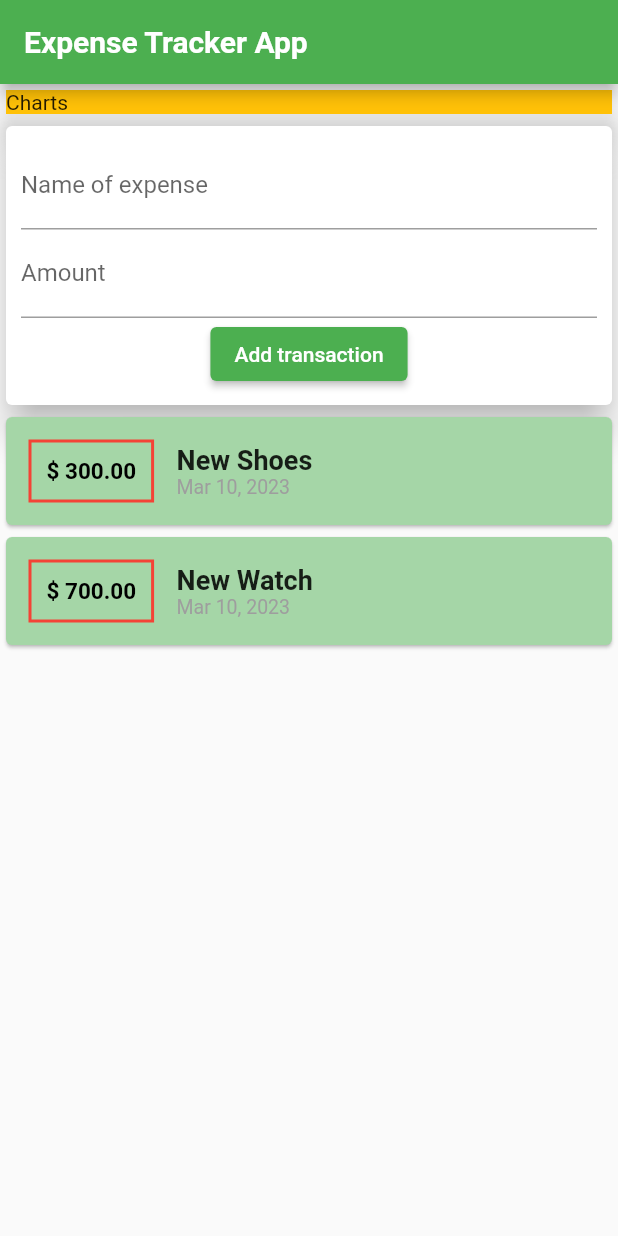
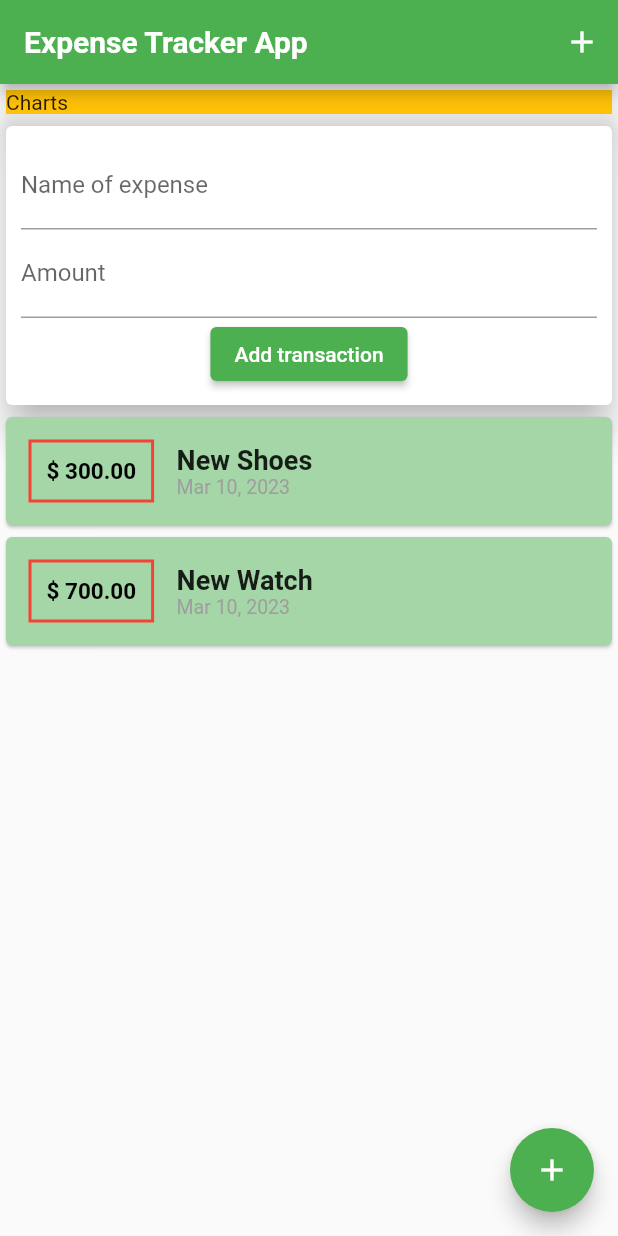
Before and after one commit to TRohit20/Flutter-Playground, a Flutter app: the screen it shows after launch, on a phone screen of 412 x 824 dp. Run offline on Flutter 3.47's test engine with Material 2 defaults, Android fonts, the light colour scheme and no system bars; our stand-ins replace firebase_auth, firebase_core; missing offline and left inert: dart:ffi; accounts and stored records are empty.

Commit message:
Adding Buttons to AppBar & onPage

```diff
--- a/expense_tracker/lib/main.dart
+++ b/expense_tracker/lib/main.dart
@@ -27,6 +27,13 @@ class MyHomePage extends StatelessWidget {
           style: TextStyle(fontWeight: FontWeight.bold),
         ),
         backgroundColor: Colors.green,
+        // Used to add any widgets or icons to the appbar
+        actions: <Widget>[
+          IconButton(
+            icon: Icon(Icons.add),
+            onPressed: () {},
+          )
+        ],
       ),
       body: SingleChildScrollView(
         child: Column(
@@ -46,6 +53,12 @@ class MyHomePage extends StatelessWidget {
           ],
         ),
       ),
+      floatingActionButton: FloatingActionButton(
+        onPressed: () {},
+        child: Icon(Icons.add),
+        backgroundColor: Colors.green,
+      ),
+      // floatingActionButtonLocation: FloatingActionButtonLocation.centerFloat,
     );
   }
 }
```
